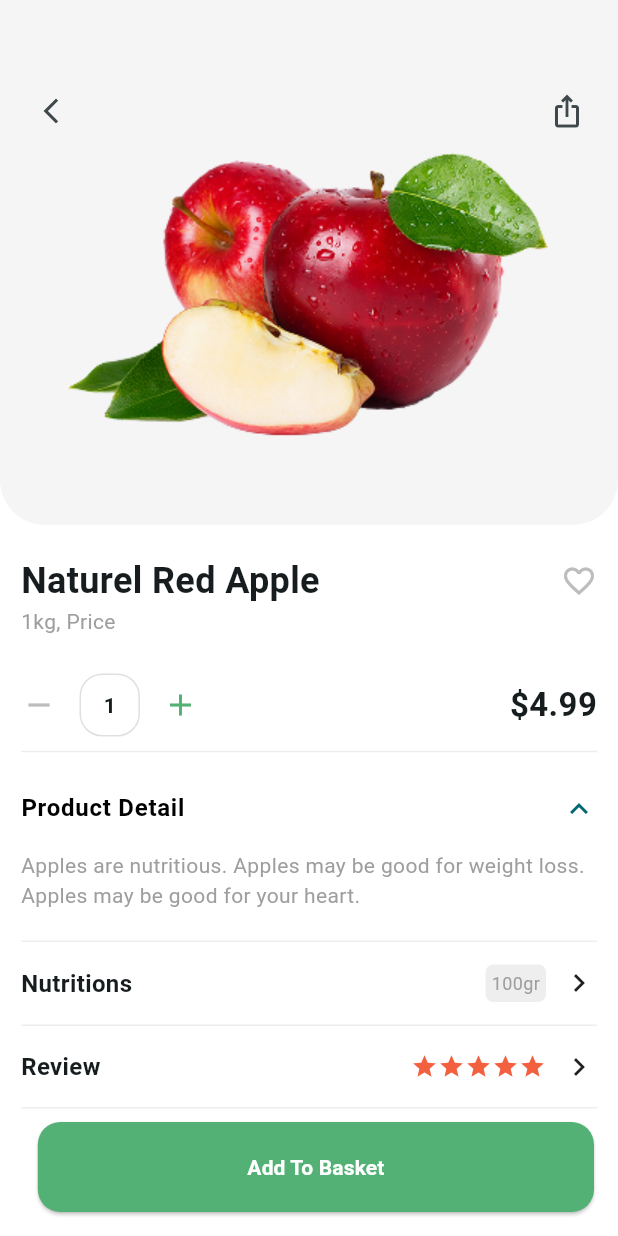
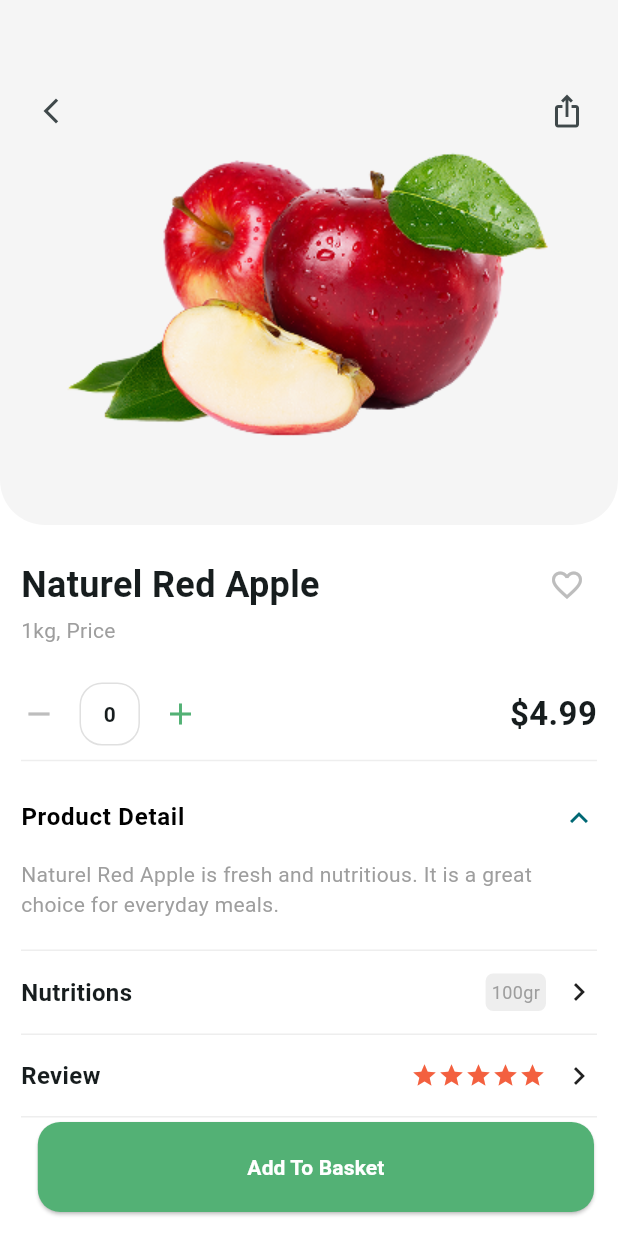
Before and after one commit to Md-Yousuf-sheikh/nectar-mobile-app, a Flutter app: the ProductDetailsScreen screen opened by its route, on a phone screen of 412 x 824 dp. Run offline on Flutter 3.47's test engine with Material 3 defaults, Android fonts, the phone set to English and light mode, and no system bars; our stand-ins replace flutter_svg, go_router, intl_phone_number_input.

Commit message:
feat: enhance product detail screen and routing
- Updated ProductDetailsScreen to accept a product parameter for dynamic content display.
- Improved routing to pass product data when navigating to the product detail screen from various cards.
- Refactored CartProductCard, FavoriteProductCard, ShopProductCard, and GroceriesList to include product details in navigation.
- Enhanced UI elements in ProductDetailsScreen for better user interaction and experience.

```diff
--- a/lib/core/routing/router.dart
+++ b/lib/core/routing/router.dart
@@ -96,7 +96,14 @@ class AppRouter {
     GoRoute(
       path: PageRoutes.productDetail,
       name: AppRoutes.productDetail,
-      builder: (context, state) => const ProductDetailsScreen(),
+      builder: (context, state) {
+        final product = state.extra;
+        return ProductDetailsScreen(
+          product: product is Map<String, dynamic>
+              ? product
+              : const <String, dynamic>{},
+        );
+      },
     ),
   ];
 }
--- a/lib/modules/cart/widget/cart_product_card.dart
+++ b/lib/modules/cart/widget/cart_product_card.dart
@@ -15,7 +15,7 @@ class CartProductCard extends StatelessWidget {
       item['id'],
     );
     return InkWell(
-      onTap: () => context.push(PageRoutes.productDetail),
+      onTap: () => context.push(PageRoutes.productDetail, extra: item),
       child: Container(
         padding: const EdgeInsets.symmetric(vertical: 20),
         margin: const EdgeInsets.symmetric(horizontal: 20),
--- a/lib/modules/favorite/widget/favorite_product_card.dart
+++ b/lib/modules/favorite/widget/favorite_product_card.dart
@@ -15,7 +15,7 @@ class _FavoriteProductCardState extends State<FavoriteProductCard> {
   @override
   Widget build(BuildContext context) {
     return InkWell(
-      onTap: () => context.push(PageRoutes.productDetail),
+      onTap: () => context.push(PageRoutes.productDetail, extra: widget.item),
       child: Container(
         padding: const EdgeInsets.all(15),
         decoration: BoxDecoration(
--- a/lib/modules/product_detail/product_detail.dart
+++ b/lib/modules/product_detail/product_detail.dart
@@ -1,10 +1,73 @@
 import 'package:flutter/material.dart';
+import 'package:nectar/core/store/cart_provider.dart';
+import 'package:nectar/core/store/favorite_provider.dart';
+import 'package:provider/provider.dart';
 
-class ProductDetailsScreen extends StatelessWidget {
-  const ProductDetailsScreen({super.key});
+class ProductDetailsScreen extends StatefulWidget {
+  const ProductDetailsScreen({super.key, required this.product});
+
+  final Map<String, dynamic> product;
+
+  @override
+  State<ProductDetailsScreen> createState() => _ProductDetailsScreenState();
+}
+
+class _ProductDetailsScreenState extends State<ProductDetailsScreen> {
+  String get _itemId {
+    final raw = widget.product['id'];
+    if (raw is String && raw.isNotEmpty) return raw;
+    return _image;
+  }
+
+  String get _title => _readValue('title', 'Naturel Red Apple');
+
+  String get _subtitle => _readValue('subtitle', '1kg, Price');
+
+  String get _price => _readValue('price', '\$4.99');
+
+  String get _image => _readValue('image', 'assets/images/items/05.png');
+
+  String get _description => _readValue(
+    'description',
+    '$_title is fresh and nutritious. It is a great choice for everyday meals.',
+  );
+
+  String _readValue(String key, String fallback) {
+    final value = widget.product[key];
+    if (value is String && value.trim().isNotEmpty) {
+      return value;
+    }
+    return fallback;
+  }
+
+  void _increaseQuantity(CartProvider cartProvider) {
+    final inCart = cartProvider.isItemInCart(_itemId);
+    if (!inCart) {
+      cartProvider.addToCart({...widget.product, 'id': _itemId});
+      return;
+    }
+    cartProvider.incrementCartItemQuantity(_itemId);
+  }
+
+  void _decreaseQuantity(CartProvider cartProvider) {
+    final inCart = cartProvider.isItemInCart(_itemId);
+    if (!inCart) return;
+    final quantity = cartProvider.getCartItemQuantity(_itemId);
+    if (quantity <= 1) {
+      cartProvider.removeFromCart(_itemId);
+      return;
+    }
+    cartProvider.decrementCartItemQuantity(_itemId);
+  }
 
   @override
   Widget build(BuildContext context) {
+    final cartProvider = context.watch<CartProvider>();
+    final favoriteProvider = context.watch<FavoriteProvider>();
+    final isInCart = cartProvider.isItemInCart(_itemId);
+    final quantity = isInCart ? cartProvider.getCartItemQuantity(_itemId) : 0;
+    final isFavorite = favoriteProvider.isFavorite(_itemId);
+
     return Scaffold(
       backgroundColor: Colors.white,
       // We use Stack to keep the header "Fixed" on top of the scrolling content
@@ -29,7 +92,7 @@ class ProductDetailsScreen extends StatelessWidget {
                     child: Padding(
                       padding: const EdgeInsets.only(top: 40),
                       child: Image.asset(
-                        'assets/images/items/05.png',
+                        _image,
                         height: 200,
                         fit: BoxFit.contain,
                       ),
@@ -49,26 +112,47 @@ class ProductDetailsScreen extends StatelessWidget {
                       Row(
                         mainAxisAlignment: MainAxisAlignment.spaceBetween,
                         children: [
-                          const Text(
-                            "Naturel Red Apple",
-                            style: TextStyle(
+                          Text(
+                            _title,
+                            style: const TextStyle(
                               fontSize: 24,
                               fontWeight: FontWeight.bold,
                             ),
                           ),
-                          Icon(Icons.favorite_border, color: Colors.grey[400]),
+                          IconButton(
+                            visualDensity: VisualDensity.compact,
+                            onPressed: () {
+                              context.read<FavoriteProvider>().toggleFavorite({
+                                ...widget.product,
+                                'id': _itemId,
+                              });
+                            },
+                            icon: Icon(
+                              isFavorite
+                                  ? Icons.favorite
+                                  : Icons.favorite_border,
+                              color: isFavorite
+                                  ? const Color(0xffFF324B)
+                                  : Colors.grey[400],
+                            ),
+                          ),
                         ],
                       ),
-                      const Text(
-                        "1kg, Price",
-                        style: TextStyle(color: Colors.grey),
+                      Text(
+                        _subtitle,
+                        style: const TextStyle(color: Colors.grey),
                       ),
                       const SizedBox(height: 25),
 
                       // Price and Counter
                       Row(
                         children: [
-                          Icon(Icons.remove, color: Colors.grey[400]),
+                          InkWell(
+                            onTap: () => _decreaseQuantity(
+                              context.read<CartProvider>(),
+                            ),
+                            child: Icon(Icons.remove, color: Colors.grey[400]),
+                          ),
                           const SizedBox(width: 15),
                           Container(
                             padding: const EdgeInsets.symmetric(
@@ -79,17 +163,25 @@ class ProductDetailsScreen extends StatelessWidget {
                               border: Border.all(color: Colors.grey.shade300),
                               borderRadius: BorderRadius.circular(15),
                             ),
-                            child: const Text(
-                              "1",
+                            child: Text(
+                              '$quantity',
                               style: TextStyle(fontWeight: FontWeight.bold),
                             ),
                           ),
                           const SizedBox(width: 15),
-                          const Icon(Icons.add, color: Color(0xFF53B175)),
+                          InkWell(
+                            onTap: () => _increaseQuantity(
+                              context.read<CartProvider>(),
+                            ),
+                            child: const Icon(
+                              Icons.add,
+                              color: Color(0xFF53B175),
+                            ),
+                          ),
                           const Spacer(),
-                          const Text(
-                            "\$4.99",
-                            style: TextStyle(
+                          Text(
+                            _price,
+                            style: const TextStyle(
                               fontSize: 22,
                               fontWeight: FontWeight.bold,
                             ),
@@ -113,7 +205,7 @@ class ProductDetailsScreen extends StatelessWidget {
                         tilePadding: EdgeInsets.zero,
                         title: Text(
                           "Product Detail",
-                          style: TextStyle(
+                          style: const TextStyle(
                             fontWeight: FontWeight.bold,
                             color: Colors.black,
                           ),
@@ -121,10 +213,10 @@ class ProductDetailsScreen extends StatelessWidget {
 
                         children: [
                           Text(
-                            "Apples are nutritious. Apples may be good for weight loss. Apples may be good for your heart.",
-                            style: TextStyle(color: Colors.grey),
+                            _description,
+                            style: const TextStyle(color: Colors.grey),
                           ),
-                          SizedBox(height: 20),
+                          const SizedBox(height: 20),
                         ],
                       ),
 
@@ -218,10 +310,20 @@ class ProductDetailsScreen extends StatelessWidget {
               borderRadius: BorderRadius.circular(15),
             ),
           ),
-          onPressed: () {},
-          child: const Text(
-            "Add To Basket",
-            style: TextStyle(color: Colors.white, fontWeight: FontWeight.bold),
+          onPressed: () {
+            final provider = context.read<CartProvider>();
+            if (isInCart) {
+              provider.removeFromCart(_itemId);
+              return;
+            }
+            provider.addToCart({...widget.product, 'id': _itemId});
+          },
+          child: Text(
+            isInCart ? "Remove From Basket" : "Add To Basket",
+            style: const TextStyle(
+              color: Colors.white,
+              fontWeight: FontWeight.bold,
+            ),
           ),
         ),
       ),
--- a/lib/modules/shop/widget/card/shop_product_card.dart
+++ b/lib/modules/shop/widget/card/shop_product_card.dart
@@ -34,7 +34,7 @@ class _ShopProductCardState extends State<ShopProductCard> {
     return Padding(
       padding: EdgeInsets.only(left: widget.index == 0 ? 16 : 8, right: 8),
       child: InkWell(
-        onTap: () => context.push(PageRoutes.productDetail),
+        onTap: () => context.push(PageRoutes.productDetail, extra: widget.item),
         child: Container(
           padding: const EdgeInsets.all(14),
           decoration: BoxDecoration(
--- a/lib/modules/shop/widget/groceries_list.dart
+++ b/lib/modules/shop/widget/groceries_list.dart
@@ -45,7 +45,7 @@ class _GroceriesListState extends State<GroceriesList> {
               final item = groceriesSmall[index];
 
               return InkWell(
-                onTap: () => context.push(PageRoutes.productDetail),
+                onTap: () => context.push(PageRoutes.productDetail, extra: item),
                 child: Padding(
                   padding: EdgeInsets.only(left: index == 0 ? 16 : 8, right: 8),
                   child: Container(
```
